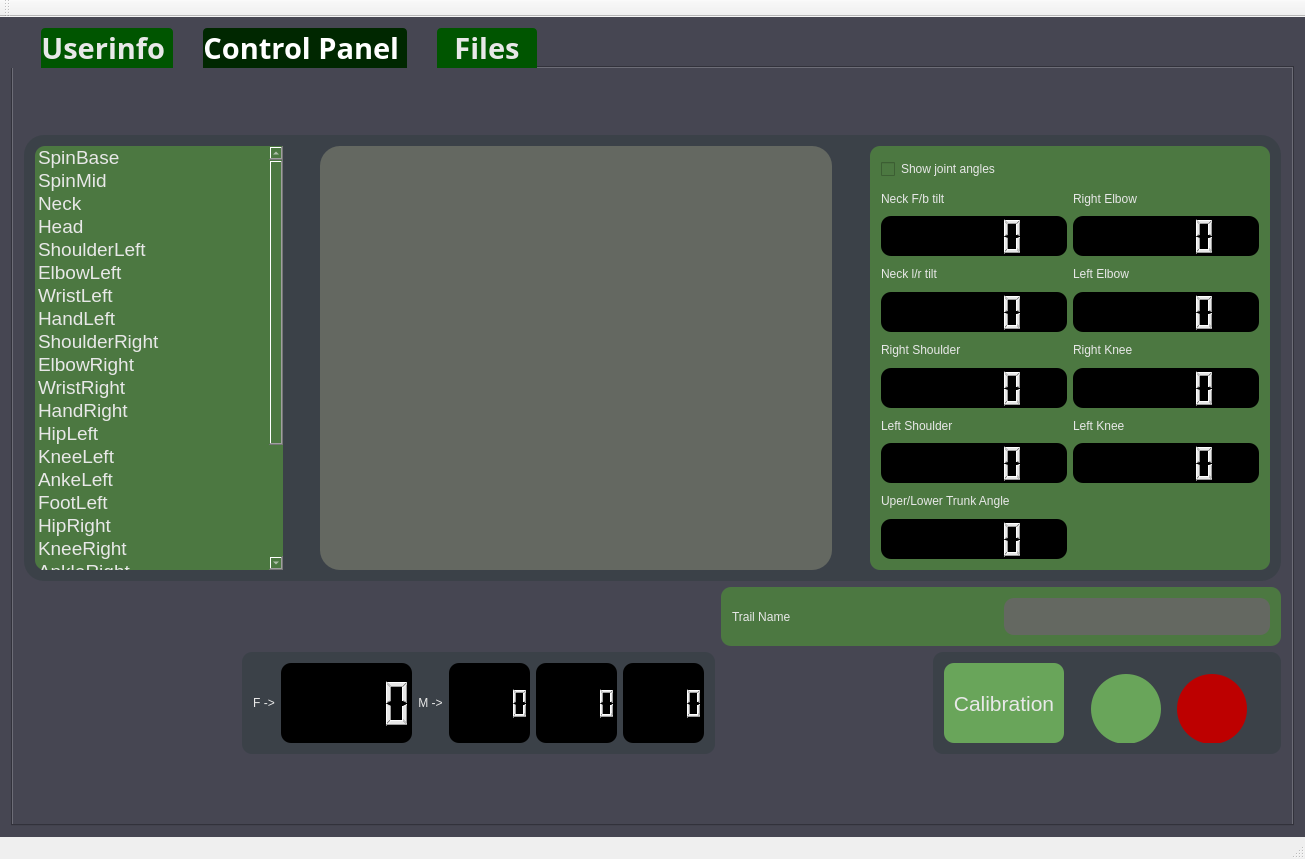
Before: the Qt Designer form nWindows/mainwindow.ui in zhaomengxiao/nWindows, drawn with Qt 5.
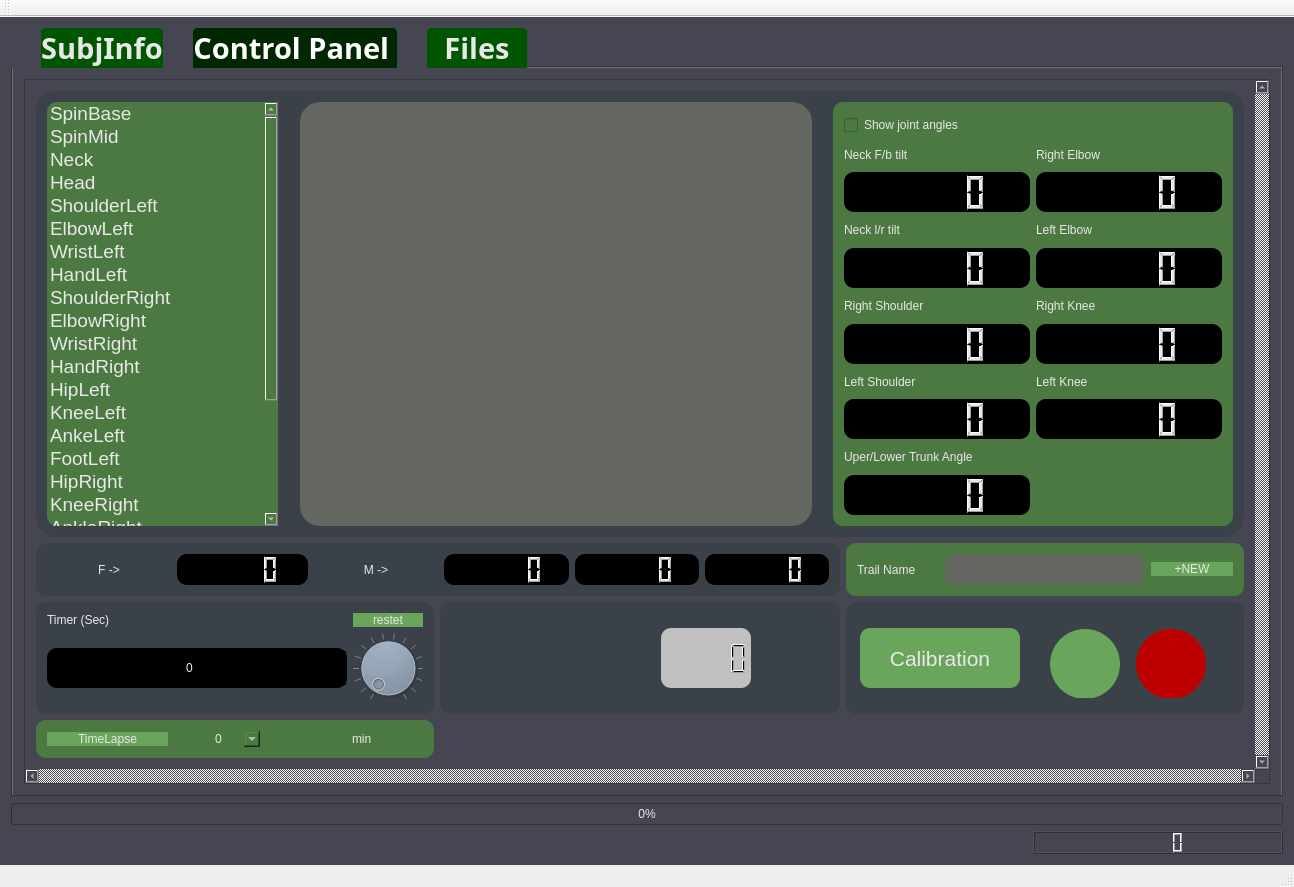
After: the same form once the commit is applied. The open tabs and pages were chosen to show the change. Icons and pictures are not drawn.

What changed in the file:
```diff
--- a/nWindows/mainwindow.ui
+++ b/nWindows/mainwindow.ui
@@ -6,8 +6,8 @@
    <rect>
     <x>0</x>
     <y>0</y>
-    <width>1305</width>
-    <height>859</height>
+    <width>1294</width>
+    <height>887</height>
    </rect>
   </property>
   <property name="windowTitle">
@@ -71,7 +71,7 @@
          <normaloff>:/myimages/Resources/user.png</normaloff>:/myimages/Resources/user.png</iconset>
        </attribute>
        <attribute name="title">
-        <string>Userinfo </string>
+        <string>SubjInfo</string>
        </attribute>
        <layout class="QGridLayout" name="gridLayout_10">
         <item row="0" column="1" rowspan="3">
@@ -967,314 +967,28 @@
         <string>Control Panel </string>
        </attribute>
        <layout class="QGridLayout" name="gridLayout_2">
-        <item row="3" column="4">
-         <widget class="QWidget" name="LCDwidget_2" native="true">
-          <property name="sizePolicy">
-           <sizepolicy hsizetype="Preferred" vsizetype="Preferred">
-            <horstretch>0</horstretch>
-            <verstretch>0</verstretch>
-           </sizepolicy>
+        <item row="0" column="1" colspan="2">
+         <widget class="QScrollArea" name="scrollArea">
+          <property name="verticalScrollBarPolicy">
+           <enum>Qt::ScrollBarAlwaysOn</enum>
           </property>
-          <property name="minimumSize">
-           <size>
-            <width>300</width>
-            <height>100</height>
-           </size>
+          <property name="horizontalScrollBarPolicy">
+           <enum>Qt::ScrollBarAlwaysOn</enum>
           </property>
-          <property name="baseSize">
-           <size>
-            <width>400</width>
-            <height>400</height>
-           </size>
-          </property>
-          <property name="styleSheet">
-           <string notr="true">QWidget{border-radius: 10px}
-
-QWidget::!hover{
-background-color: rgb(59, 65, 72);
-}
-
-
-QWidget::hover{
-background-color: rgb(59, 65, 72)}</string>
-          </property>
-          <layout class="QGridLayout" name="gridLayout_12">
-           <item row="1" column="1">
-            <widget class="QFrame" name="frame">
-             <property name="minimumSize">
-              <size>
-               <width>200</width>
-               <height>80</height>
-              </size>
-             </property>
-             <property name="maximumSize">
-              <size>
-               <width>200</width>
-               <height>80</height>
-              </size>
-             </property>
-             <property name="frameShape">
-              <enum>QFrame::Panel</enum>
-             </property>
-             <property name="frameShadow">
-              <enum>QFrame::Plain</enum>
-             </property>
-             <layout class="QGridLayout" name="gridLayout_11">
-              <item row="0" column="1">
-               <widget class="QPushButton" name="pushButton_StartRec">
-                <property name="sizePolicy">
-                 <sizepolicy hsizetype="Minimum" vsizetype="Minimum">
-                  <horstretch>0</horstretch>
-                  <verstretch>0</verstretch>
-                 </sizepolicy>
-                </property>
-                <property name="minimumSize">
-                 <size>
-                  <width>70</width>
-                  <height>70</height>
-                 </size>
-                </property>
-                <property name="maximumSize">
-                 <size>
-                  <width>70</width>
-                  <height>70</height>
-                 </size>
-                </property>
-                <property name="styleSheet">
-                 <string notr="true">QPushButton{border-radius: 35px
-
-}
-
-QPushButton::!hover{
-background-color: rgb(105, 165, 90)}
-
-QPushButton::hover{
-background-color: rgb(76, 120, 65)}</string>
-                </property>
-                <property name="text">
-                 <string/>
-                </property>
-                <property name="icon">
-                 <iconset resource="myicon.qrc">
-                  <normaloff>:/myimages/Resources/luzhi.png</normaloff>:/myimages/Resources/luzhi.png</iconset>
-                </property>
-                <property name="iconSize">
-                 <size>
-                  <width>64</width>
-                  <height>64</height>
-                 </size>
-                </property>
-                <property name="autoExclusive">
+          <property name="widgetResizable">
                  <bool>true</bool>
                 </property>
-               </widget>
-              </item>
-              <item row="0" column="2">
-               <widget class="QPushButton" name="pushButton_StopRec">
-                <property name="sizePolicy">
-                 <sizepolicy hsizetype="Minimum" vsizetype="Minimum">
-                  <horstretch>0</horstretch>
-                  <verstretch>0</verstretch>
-                 </sizepolicy>
-                </property>
-                <property name="minimumSize">
-                 <size>
-                  <width>70</width>
-                  <height>70</height>
-                 </size>
-                </property>
-                <property name="maximumSize">
-                 <size>
-                  <width>70</width>
-                  <height>70</height>
-                 </size>
-                </property>
-                <property name="styleSheet">
-                 <string notr="true">QPushButton{border-radius: 35px}
-
-QPushButton::!hover{background-color: rgb(189, 0, 0)}
-
-
-QPushButton::hover{
-	background-color: rgb(148, 0, 0)}</string>
-                </property>
-                <property name="text">
-                 <string/>
-                </property>
-                <property name="icon">
-                 <iconset resource="myicon.qrc">
-                  <normaloff>:/myimages/Resources/tingzhiluzhi.png</normaloff>:/myimages/Resources/tingzhiluzhi.png</iconset>
-                </property>
-                <property name="iconSize">
-                 <size>
-                  <width>74</width>
-                  <height>74</height>
-                 </size>
-                </property>
-                <property name="autoExclusive">
-                 <bool>true</bool>
-                </property>
-               </widget>
-              </item>
-             </layout>
-            </widget>
-           </item>
-           <item row="1" column="0">
-            <widget class="QPushButton" name="pushButton_calibration">
-             <property name="sizePolicy">
-              <sizepolicy hsizetype="Minimum" vsizetype="Minimum">
-               <horstretch>0</horstretch>
-               <verstretch>0</verstretch>
-              </sizepolicy>
-             </property>
-             <property name="minimumSize">
-              <size>
-               <width>120</width>
-               <height>31</height>
-              </size>
-             </property>
-             <property name="font">
-              <font>
-               <family>Arial</family>
-               <pointsize>16</pointsize>
-              </font>
-             </property>
-             <property name="styleSheet">
-              <string notr="true">QPushButton{border-radius: 10px}
-
-QPushButton::!hover{
-background-color: rgb(105, 165, 90)}
-
-QPushButton::hover{
-background-color: rgb(76, 120, 65)}
-</string>
-             </property>
-             <property name="text">
-              <string>Calibration</string>
-             </property>
-            </widget>
-           </item>
-          </layout>
-         </widget>
-        </item>
-        <item row="3" column="2">
-         <widget class="QWidget" name="LCDwidget_4" native="true">
-          <property name="sizePolicy">
-           <sizepolicy hsizetype="Preferred" vsizetype="Preferred">
-            <horstretch>0</horstretch>
-            <verstretch>0</verstretch>
-           </sizepolicy>
-          </property>
-          <property name="minimumSize">
-           <size>
-            <width>0</width>
-            <height>0</height>
-           </size>
-          </property>
-          <property name="baseSize">
-           <size>
-            <width>400</width>
-            <height>400</height>
-           </size>
-          </property>
-          <property name="styleSheet">
-           <string notr="true">QWidget{border-radius: 10px}
-
-QWidget::!hover{
-background-color: rgb(59, 65, 72);
-}
-
-
-QWidget::hover{
-background-color: rgb(59, 65, 72)}</string>
-          </property>
-          <layout class="QGridLayout" name="gridLayout_6">
-           <item row="0" column="3">
-            <widget class="QLCDNumber" name="lcdNumber_M">
-             <property name="minimumSize">
-              <size>
-               <width>81</width>
-               <height>31</height>
-              </size>
-             </property>
-             <property name="styleSheet">
-              <string notr="true">background-color: rgb(0, 0, 0);</string>
-             </property>
-            </widget>
-           </item>
-           <item row="0" column="0">
-            <widget class="QLabel" name="label_text_5">
-             <property name="styleSheet">
-              <string notr="true">
-font: 87 10pt &quot;Arial Black&quot;;
-border-radius: 10px;</string>
-             </property>
-             <property name="text">
-              <string>F -&gt;</string>
-             </property>
-             <property name="alignment">
-              <set>Qt::AlignCenter</set>
-             </property>
-            </widget>
-           </item>
-           <item row="0" column="2">
-            <widget class="QLabel" name="label_text_6">
-             <property name="styleSheet">
-              <string notr="true">
-font: 87 10pt &quot;Arial Black&quot;;
-border-radius: 10px;</string>
-             </property>
-             <property name="text">
-              <string>M -&gt;</string>
-             </property>
-             <property name="alignment">
-              <set>Qt::AlignCenter</set>
-             </property>
-            </widget>
-           </item>
-           <item row="0" column="1">
-            <widget class="QLCDNumber" name="lcdNumber_force">
-             <property name="minimumSize">
-              <size>
-               <width>131</width>
-               <height>31</height>
-              </size>
-             </property>
-             <property name="styleSheet">
-              <string notr="true">background-color: rgb(0, 0, 0);</string>
-             </property>
-            </widget>
-           </item>
-           <item row="0" column="4">
-            <widget class="QLCDNumber" name="lcdNumber_M_2">
-             <property name="minimumSize">
-              <size>
-               <width>81</width>
-               <height>31</height>
-              </size>
-             </property>
-             <property name="styleSheet">
-              <string notr="true">background-color: rgb(0, 0, 0);</string>
-             </property>
-            </widget>
-           </item>
-           <item row="0" column="5">
-            <widget class="QLCDNumber" name="lcdNumber_M_3">
-             <property name="minimumSize">
-              <size>
-               <width>81</width>
-               <height>31</height>
-              </size>
-             </property>
-             <property name="styleSheet">
-              <string notr="true">background-color: rgb(0, 0, 0);</string>
-             </property>
-            </widget>
-           </item>
-          </layout>
-         </widget>
-        </item>
-        <item row="1" column="0" colspan="5">
+          <widget class="QWidget" name="scrollAreaWidgetContents">
+           <property name="geometry">
+            <rect>
+             <x>0</x>
+             <y>0</y>
+             <width>1233</width>
+             <height>678</height>
+            </rect>
+           </property>
+           <layout class="QGridLayout" name="gridLayout_26">
+            <item row="0" column="0" colspan="3">
          <widget class="QWidget" name="widget_2" native="true">
           <property name="minimumSize">
            <size>
@@ -1733,95 +1447,125 @@
           </layout>
          </widget>
         </item>
-        <item row="3" column="0">
-         <spacer name="horizontalSpacer_9">
-          <property name="orientation">
-           <enum>Qt::Horizontal</enum>
-          </property>
-          <property name="sizeHint" stdset="0">
+            <item row="1" column="0" colspan="2">
+             <widget class="QWidget" name="LCDwidget_4" native="true">
+              <property name="sizePolicy">
+               <sizepolicy hsizetype="Preferred" vsizetype="Preferred">
+                <horstretch>0</horstretch>
+                <verstretch>0</verstretch>
+               </sizepolicy>
+              </property>
+              <property name="minimumSize">
            <size>
-            <width>40</width>
-            <height>20</height>
-           </size>
-          </property>
-         </spacer>
-        </item>
-        <item row="3" column="3">
-         <spacer name="horizontalSpacer_10">
-          <property name="orientation">
-           <enum>Qt::Horizontal</enum>
-          </property>
-          <property name="sizeHint" stdset="0">
+                <width>0</width>
+                <height>0</height>
+               </size>
+              </property>
+              <property name="baseSize">
            <size>
-            <width>40</width>
-            <height>20</height>
-           </size>
-          </property>
-         </spacer>
-        </item>
-        <item row="4" column="2">
-         <spacer name="verticalSpacer_6">
-          <property name="orientation">
-           <enum>Qt::Vertical</enum>
-          </property>
-          <property name="sizeHint" stdset="0">
+                <width>400</width>
+                <height>400</height>
+               </size>
+              </property>
+              <property name="styleSheet">
+               <string notr="true">QWidget{border-radius: 10px}
+
+QWidget::!hover{
+background-color: rgb(59, 65, 72);
+}
+
+
+QWidget::hover{
+background-color: rgb(59, 65, 72)}</string>
+              </property>
+              <layout class="QGridLayout" name="gridLayout_6">
+               <item row="0" column="3">
+                <widget class="QLCDNumber" name="lcdNumber_M">
+                 <property name="minimumSize">
            <size>
-            <width>20</width>
-            <height>40</height>
-           </size>
-          </property>
-         </spacer>
-        </item>
-        <item row="2" column="2">
-         <spacer name="verticalSpacer_5">
-          <property name="orientation">
-           <enum>Qt::Vertical</enum>
-          </property>
-          <property name="sizeHint" stdset="0">
-           <size>
-            <width>20</width>
-            <height>40</height>
-           </size>
-          </property>
-         </spacer>
-        </item>
-        <item row="0" column="1" colspan="4">
-         <spacer name="horizontalSpacer_14">
-          <property name="orientation">
-           <enum>Qt::Horizontal</enum>
-          </property>
-          <property name="sizeHint" stdset="0">
-           <size>
-            <width>40</width>
-            <height>20</height>
-           </size>
-          </property>
-         </spacer>
+                   <width>81</width>
+                   <height>31</height>
+                  </size>
+                 </property>
+                 <property name="styleSheet">
+                  <string notr="true">background-color: rgb(0, 0, 0);</string>
+                 </property>
+                </widget>
         </item>
         <item row="0" column="0">
-         <widget class="QLabel" name="label_recording">
+                <widget class="QLabel" name="label_text_5">
+                 <property name="styleSheet">
+                  <string notr="true">
+font: 87 10pt &quot;Arial Black&quot;;
+border-radius: 10px;</string>
+                 </property>
+                 <property name="text">
+                  <string>F -&gt;</string>
+                 </property>
+                 <property name="alignment">
+                  <set>Qt::AlignCenter</set>
+                 </property>
+                </widget>
+               </item>
+               <item row="0" column="2">
+                <widget class="QLabel" name="label_text_6">
+                 <property name="styleSheet">
+                  <string notr="true">
+font: 87 10pt &quot;Arial Black&quot;;
+border-radius: 10px;</string>
+                 </property>
+                 <property name="text">
+                  <string>M -&gt;</string>
+                 </property>
+                 <property name="alignment">
+                  <set>Qt::AlignCenter</set>
+                 </property>
+                </widget>
+               </item>
+               <item row="0" column="1">
+                <widget class="QLCDNumber" name="lcdNumber_force">
           <property name="minimumSize">
            <size>
-            <width>50</width>
-            <height>50</height>
-           </size>
-          </property>
-          <property name="maximumSize">
+                   <width>131</width>
+                   <height>31</height>
+                  </size>
+                 </property>
+                 <property name="styleSheet">
+                  <string notr="true">background-color: rgb(0, 0, 0);</string>
+                 </property>
+                </widget>
+               </item>
+               <item row="0" column="4">
+                <widget class="QLCDNumber" name="lcdNumber_M_2">
+                 <property name="minimumSize">
            <size>
-            <width>50</width>
-            <height>50</height>
+                   <width>81</width>
+                   <height>31</height>
            </size>
           </property>
           <property name="styleSheet">
-           <string notr="true">border-image: url(:/myimages/Resources/recording.png);</string>
-          </property>
-          <property name="text">
-           <string/>
-          </property>
-         </widget>
-        </item>
-        <item row="2" column="3" colspan="2">
-         <widget class="QWidget" name="widget_4" native="true">
+                  <string notr="true">background-color: rgb(0, 0, 0);</string>
+                 </property>
+                </widget>
+               </item>
+               <item row="0" column="5">
+                <widget class="QLCDNumber" name="lcdNumber_M_3">
+                 <property name="minimumSize">
+                  <size>
+                   <width>81</width>
+                   <height>31</height>
+                  </size>
+                 </property>
+                 <property name="styleSheet">
+                  <string notr="true">background-color: rgb(0, 0, 0);</string>
+                 </property>
+                </widget>
+               </item>
+              </layout>
+             </widget>
+            </item>
+            <item row="1" column="2">
+             <widget class="QWidget" name="widget_trailname" native="true">
           <property name="styleSheet">
            <string notr="true">QWidget{border-radius: 10px}
 
@@ -1867,20 +1611,469 @@
              </property>
             </widget>
            </item>
+               <item>
+                <widget class="QPushButton" name="pushButton_newTrail">
+                 <property name="styleSheet">
+                  <string notr="true">QPushButton{border-radius: 10px}
+
+QPushButton::!hover{
+background-color: rgb(105, 165, 90)}
+
+QPushButton::hover{
+background-color: rgb(85, 170, 127)
+}</string>
+                 </property>
+                 <property name="text">
+                  <string>+NEW</string>
+                 </property>
+                </widget>
+               </item>
           </layout>
          </widget>
         </item>
-       </layout>
-       <zorder>LCDwidget_2</zorder>
-       <zorder>widget_2</zorder>
+            <item row="2" column="0">
+             <widget class="QWidget" name="widget_Timer" native="true">
+              <property name="styleSheet">
+               <string notr="true">QWidget{border-radius: 10px}
+
+QWidget::!hover{
+background-color: rgb(59, 65, 72);
+}
+
+
+QWidget::hover{
+background-color: rgb(59, 65, 72)}
+
+QWidget{font: 14pt &quot;Arial&quot;;}</string>
+              </property>
+              <layout class="QGridLayout" name="gridLayout_14">
+               <item row="0" column="3">
+                <widget class="QPushButton" name="pushButton_resetCD">
+                 <property name="styleSheet">
+                  <string notr="true">QPushButton{border-radius: 10px}
+
+QPushButton::!hover{
+background-color: rgb(105, 165, 90)}
+
+QPushButton::hover{
+background-color: rgb(76, 120, 65)}</string>
+                 </property>
+                 <property name="text">
+                  <string>restet</string>
+                 </property>
+                </widget>
+               </item>
+               <item row="1" column="0">
+                <widget class="QSpinBox" name="spinBox">
+                 <property name="minimumSize">
+                  <size>
+                   <width>0</width>
+                   <height>40</height>
+                  </size>
+                 </property>
+                 <property name="styleSheet">
+                  <string notr="true">background-color: rgb(0, 0, 0);</string>
+                 </property>
+                 <property name="alignment">
+                  <set>Qt::AlignCenter</set>
+                 </property>
+                 <property name="maximum">
+                  <number>60</number>
+                 </property>
+                </widget>
+               </item>
+               <item row="0" column="0">
+                <widget class="QLabel" name="label_timer">
+                 <property name="text">
+                  <string>Timer (Sec)</string>
+                 </property>
+                </widget>
+               </item>
+               <item row="1" column="3">
+                <widget class="QDial" name="dial">
+                 <property name="minimumSize">
+                  <size>
+                   <width>70</width>
+                   <height>70</height>
+                  </size>
+                 </property>
+                 <property name="maximumSize">
+                  <size>
+                   <width>70</width>
+                   <height>70</height>
+                  </size>
+                 </property>
+                 <property name="baseSize">
+                  <size>
+                   <width>70</width>
+                   <height>70</height>
+                  </size>
+                 </property>
+                 <property name="maximum">
+                  <number>60</number>
+                 </property>
+                 <property name="pageStep">
+                  <number>1</number>
+                 </property>
+                 <property name="notchesVisible">
+                  <bool>true</bool>
+                 </property>
+                </widget>
+               </item>
+              </layout>
+             </widget>
+            </item>
+            <item row="2" column="1">
+             <widget class="QWidget" name="widget_Timer_2" native="true">
+              <property name="styleSheet">
+               <string notr="true">QWidget{border-radius: 10px}
+
+QWidget::!hover{
+background-color: rgb(59, 65, 72);
+}
+
+
+QWidget::hover{
+background-color: rgb(59, 65, 72)}
+
+QWidget{font: 14pt &quot;Arial&quot;;}</string>
+              </property>
+              <layout class="QHBoxLayout" name="horizontalLayout_7">
+               <item>
+                <widget class="QLabel" name="label_recording">
+                 <property name="minimumSize">
+                  <size>
+                   <width>50</width>
+                   <height>50</height>
+                  </size>
+                 </property>
+                 <property name="maximumSize">
+                  <size>
+                   <width>50</width>
+                   <height>50</height>
+                  </size>
+                 </property>
+                 <property name="styleSheet">
+                  <string notr="true">border-image: url(:/myimages/Resources/recording.png);</string>
+                 </property>
+                 <property name="text">
+                  <string/>
+                 </property>
+                </widget>
+               </item>
+               <item>
+                <widget class="QLCDNumber" name="lcdNumber_RecTime">
+                 <property name="minimumSize">
+                  <size>
+                   <width>60</width>
+                   <height>40</height>
+                  </size>
+                 </property>
+                 <property name="maximumSize">
+                  <size>
+                   <width>90</width>
+                   <height>60</height>
+                  </size>
+                 </property>
+                 <property name="styleSheet">
+                  <string notr="true">background-color: silver;
+color: black;
+font: 14pt &quot;Arial&quot;;</string>
+                 </property>
+                </widget>
+               </item>
+              </layout>
+             </widget>
+            </item>
+            <item row="2" column="2">
+             <widget class="QWidget" name="LCDwidget_2" native="true">
+              <property name="sizePolicy">
+               <sizepolicy hsizetype="Preferred" vsizetype="Preferred">
+                <horstretch>0</horstretch>
+                <verstretch>0</verstretch>
+               </sizepolicy>
+              </property>
+              <property name="minimumSize">
+               <size>
+                <width>300</width>
+                <height>100</height>
+               </size>
+              </property>
+              <property name="baseSize">
+               <size>
+                <width>400</width>
+                <height>400</height>
+               </size>
+              </property>
+              <property name="styleSheet">
+               <string notr="true">QWidget{border-radius: 10px}
+
+QWidget::!hover{
+background-color: rgb(59, 65, 72);
+}
+
+
+QWidget::hover{
+background-color: rgb(59, 65, 72)}</string>
+              </property>
+              <layout class="QHBoxLayout" name="horizontalLayout_8">
+               <item>
+                <widget class="QPushButton" name="pushButton_calibration">
+                 <property name="sizePolicy">
+                  <sizepolicy hsizetype="Minimum" vsizetype="Minimum">
+                   <horstretch>0</horstretch>
+                   <verstretch>0</verstretch>
+                  </sizepolicy>
+                 </property>
+                 <property name="minimumSize">
+                  <size>
+                   <width>120</width>
+                   <height>31</height>
+                  </size>
+                 </property>
+                 <property name="maximumSize">
+                  <size>
+                   <width>160</width>
+                   <height>60</height>
+                  </size>
+                 </property>
+                 <property name="font">
+                  <font>
+                   <family>Arial</family>
+                   <pointsize>16</pointsize>
+                  </font>
+                 </property>
+                 <property name="styleSheet">
+                  <string notr="true">QPushButton{border-radius: 10px}
+
+QPushButton::!hover{
+background-color: rgb(105, 165, 90)}
+
+QPushButton::hover{
+background-color: rgb(76, 120, 65)}
+</string>
+                 </property>
+                 <property name="text">
+                  <string>Calibration</string>
+                 </property>
+                </widget>
+               </item>
+               <item>
+                <widget class="QFrame" name="frame">
+                 <property name="minimumSize">
+                  <size>
+                   <width>200</width>
+                   <height>80</height>
+                  </size>
+                 </property>
+                 <property name="maximumSize">
+                  <size>
+                   <width>200</width>
+                   <height>80</height>
+                  </size>
+                 </property>
+                 <property name="frameShape">
+                  <enum>QFrame::Panel</enum>
+                 </property>
+                 <property name="frameShadow">
+                  <enum>QFrame::Plain</enum>
+                 </property>
+                 <layout class="QGridLayout" name="gridLayout_11">
+                  <item row="0" column="0">
+                   <widget class="QPushButton" name="pushButton_StartRec">
+                    <property name="sizePolicy">
+                     <sizepolicy hsizetype="Minimum" vsizetype="Minimum">
+                      <horstretch>0</horstretch>
+                      <verstretch>0</verstretch>
+                     </sizepolicy>
+                    </property>
+                    <property name="minimumSize">
+                     <size>
+                      <width>70</width>
+                      <height>70</height>
+                     </size>
+                    </property>
+                    <property name="maximumSize">
+                     <size>
+                      <width>70</width>
+                      <height>70</height>
+                     </size>
+                    </property>
+                    <property name="styleSheet">
+                     <string notr="true">QPushButton{border-radius: 35px
+
+}
+
+QPushButton::!hover{
+background-color: rgb(105, 165, 90)}
+
+QPushButton::hover{
+background-color: rgb(76, 120, 65)}</string>
+                    </property>
+                    <property name="text">
+                     <string/>
+                    </property>
+                    <property name="icon">
+                     <iconset resource="myicon.qrc">
+                      <normaloff>:/myimages/Resources/luzhi.png</normaloff>:/myimages/Resources/luzhi.png</iconset>
+                    </property>
+                    <property name="iconSize">
+                     <size>
+                      <width>64</width>
+                      <height>64</height>
+                     </size>
+                    </property>
+                    <property name="autoExclusive">
+                     <bool>true</bool>
+                    </property>
+                   </widget>
+                  </item>
+                  <item row="0" column="1">
+                   <widget class="QPushButton" name="pushButton_StopRec">
+                    <property name="sizePolicy">
+                     <sizepolicy hsizetype="Minimum" vsizetype="Minimum">
+                      <horstretch>0</horstretch>
+                      <verstretch>0</verstretch>
+                     </sizepolicy>
+                    </property>
+                    <property name="minimumSize">
+                     <size>
+                      <width>70</width>
+                      <height>70</height>
+                     </size>
+                    </property>
+                    <property name="maximumSize">
+                     <size>
+                      <width>70</width>
+                      <height>70</height>
+                     </size>
+                    </property>
+                    <property name="styleSheet">
+                     <string notr="true">QPushButton{border-radius: 35px}
+
+QPushButton::!hover{background-color: rgb(189, 0, 0)}
+
+
+QPushButton::hover{
+	background-color: rgb(148, 0, 0)}</string>
+                    </property>
+                    <property name="text">
+                     <string/>
+                    </property>
+                    <property name="icon">
+                     <iconset resource="myicon.qrc">
+                      <normaloff>:/myimages/Resources/tingzhiluzhi.png</normaloff>:/myimages/Resources/tingzhiluzhi.png</iconset>
+                    </property>
+                    <property name="iconSize">
+                     <size>
+                      <width>74</width>
+                      <height>74</height>
+                     </size>
+                    </property>
+                    <property name="autoExclusive">
+                     <bool>true</bool>
+                    </property>
+                   </widget>
+                  </item>
+                 </layout>
+                </widget>
+               </item>
+              </layout>
+             </widget>
+            </item>
+            <item row="3" column="0">
+             <widget class="QWidget" name="widget_TimeLapse" native="true">
+              <property name="styleSheet">
+               <string notr="true">QWidget{border-radius: 10px}
+
+QWidget::!hover{
+background-color: rgb(76, 120, 65)}
+
+QWidget::hover{
+background-color: rgb(76, 120, 65)}
+QWidget{font: 14pt &quot;Arial&quot;;}</string>
+              </property>
+              <layout class="QHBoxLayout" name="horizontalLayout_3">
+               <item>
+                <widget class="QPushButton" name="pushButton">
+                 <property name="styleSheet">
+                  <string notr="true">QPushButton{border-radius: 10px}
+
+QPushButton::!hover{
+background-color: rgb(105, 165, 90)}
+
+QPushButton::hover{
+background-color: rgb(85, 170, 127)
+}
+</string>
+                 </property>
+                 <property name="text">
+                  <string>TimeLapse</string>
+                 </property>
+                </widget>
+               </item>
+               <item alignment="Qt::AlignHCenter">
+                <widget class="QComboBox" name="comboBox">
+                 <property name="minimumSize">
+                  <size>
+                   <width>50</width>
+                   <height>0</height>
+                  </size>
+                 </property>
+                 <property name="styleSheet">
+                  <string notr="true">QWidget{border-radius: 10px}
+
+QWidget::!hover{
+background-color: rgb(76, 120, 65)}
+
+QWidget::hover{
+background-color: rgb(76, 120, 65)}
+QWidget{font: 14pt &quot;Arial&quot;;}</string>
+                 </property>
+                 <item>
+                  <property name="text">
+                   <string>0</string>
+                  </property>
+                 </item>
+                 <item>
+                  <property name="text">
+                   <string>10</string>
+                  </property>
+                 </item>
+                 <item>
+                  <property name="text">
+                   <string>20</string>
+                  </property>
+                 </item>
+                 <item>
+                  <property name="text">
+                   <string>30</string>
+                  </property>
+                 </item>
+                </widget>
+               </item>
+               <item alignment="Qt::AlignHCenter">
+                <widget class="QLabel" name="label_13">
+                 <property name="text">
+                  <string>min</string>
+                 </property>
+                </widget>
+               </item>
+              </layout>
+             </widget>
+            </item>
+           </layout>
+           <zorder>widget_Timer</zorder>
        <zorder>LCDwidget_4</zorder>
-       <zorder>horizontalSpacer_9</zorder>
-       <zorder>horizontalSpacer_10</zorder>
-       <zorder>label_recording</zorder>
-       <zorder>verticalSpacer_5</zorder>
-       <zorder>verticalSpacer_6</zorder>
-       <zorder>horizontalSpacer_14</zorder>
-       <zorder>widget_4</zorder>
+           <zorder>widget_trailname</zorder>
+           <zorder>widget_2</zorder>
+           <zorder>LCDwidget_2</zorder>
+           <zorder>widget_Timer_2</zorder>
+           <zorder>widget_TimeLapse</zorder>
+          </widget>
+         </widget>
+        </item>
+       </layout>
       </widget>
       <widget class="QWidget" name="tab_2">
        <attribute name="icon">
@@ -2010,6 +2203,38 @@
       </widget>
      </widget>
     </item>
+    <item row="3" column="0" alignment="Qt::AlignRight">
+     <widget class="QLCDNumber" name="lcdNumber_date">
+      <property name="minimumSize">
+       <size>
+        <width>250</width>
+        <height>20</height>
+       </size>
+      </property>
+      <property name="maximumSize">
+       <size>
+        <width>250</width>
+        <height>40</height>
+       </size>
+      </property>
+      <property name="layoutDirection">
+       <enum>Qt::LeftToRight</enum>
+      </property>
+     </widget>
+    </item>
+    <item row="2" column="0">
+     <widget class="QProgressBar" name="progressBar_tl">
+      <property name="enabled">
+       <bool>true</bool>
+      </property>
+      <property name="value">
+       <number>0</number>
+      </property>
+      <property name="invertedAppearance">
+       <bool>false</bool>
+      </property>
+     </widget>
+    </item>
    </layout>
   </widget>
   <widget class="QMenuBar" name="menuBar">
```
Left out of the diff: 183 changed lines with no effect on the pictures. Lines whose indentation alone changed are shown as unchanged.
